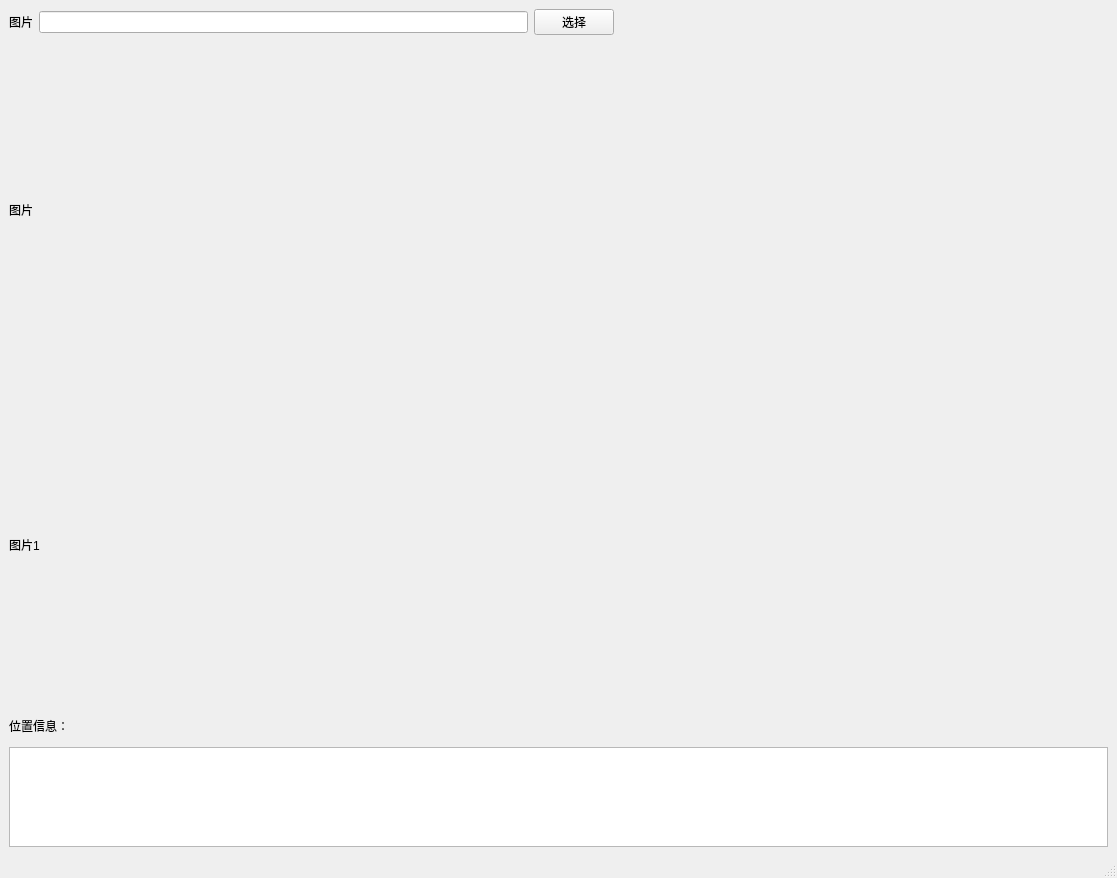
First picture: the form in shotlabel/ShotLabel/mainwindow.ui, repository leehuitao/AutoWidgetSizeTest, before the edit.
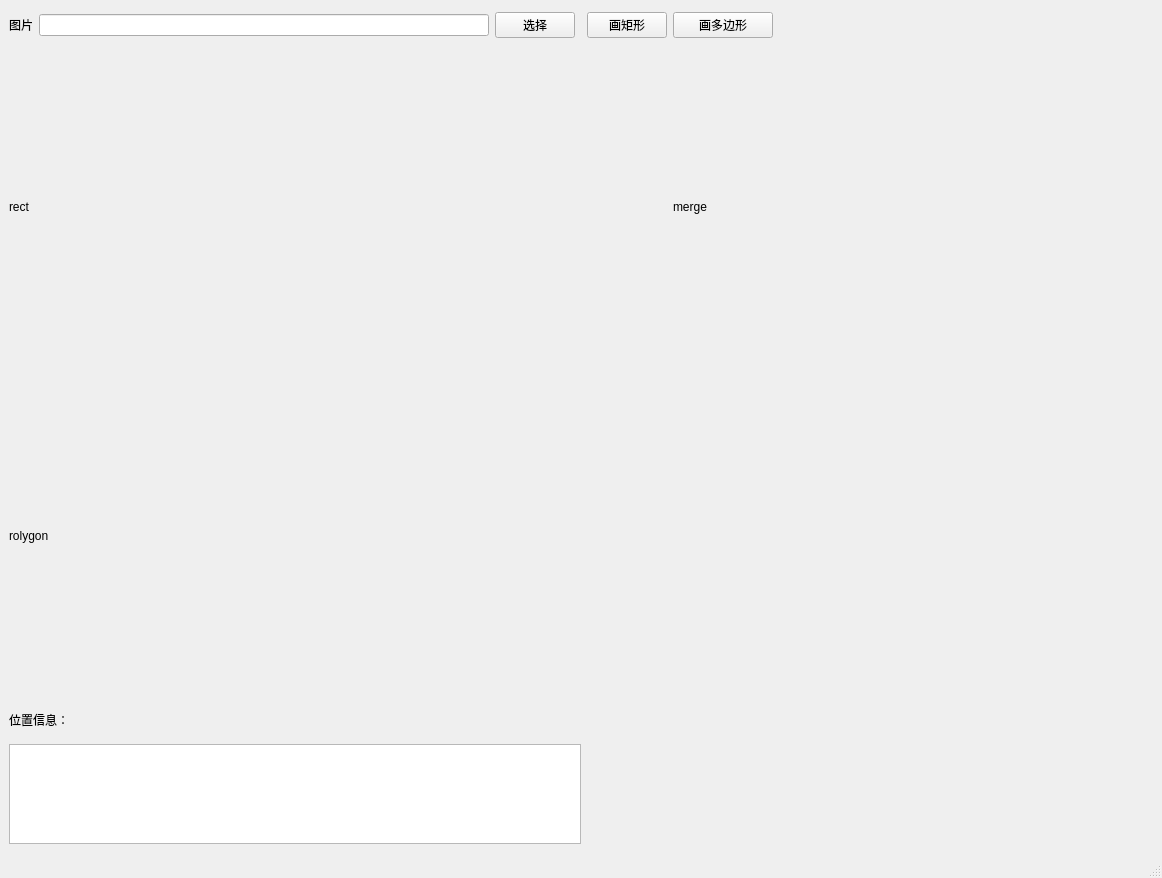
Second picture: the form after the edit. Custom widgets are drawn as their Qt base class.

Commit message: 增加合并画图的label

What changed in the file:
```diff
--- a/shotlabel/ShotLabel/mainwindow.ui
+++ b/shotlabel/ShotLabel/mainwindow.ui
@@ -14,27 +14,39 @@
    <string>MainWindow</string>
   </property>
   <widget class="QWidget" name="centralwidget">
-   <layout class="QGridLayout" name="gridLayout" columnstretch="0,0,0,0">
-    <item row="3" column="0" colspan="2">
-     <widget class="QLabel" name="label_3">
-      <property name="maximumSize">
-       <size>
-        <width>16777215</width>
-        <height>30</height>
-       </size>
-      </property>
-      <property name="text">
-       <string>位置信息：</string>
-      </property>
-     </widget>
-    </item>
+   <layout class="QGridLayout" name="gridLayout" columnstretch="0,0,0,0,0,0,0,0">
     <item row="0" column="1">
      <widget class="QLineEdit" name="img_path"/>
     </item>
-    <item row="0" column="0">
-     <widget class="QLabel" name="label">
+    <item row="1" column="6">
+     <widget class="ShotMergeLabel" name="img_merge_lab">
+      <property name="minimumSize">
+       <size>
+        <width>480</width>
+        <height>320</height>
+       </size>
+      </property>
+      <property name="maximumSize">
+       <size>
+        <width>480</width>
+        <height>320</height>
+       </size>
+      </property>
       <property name="text">
-       <string>图片</string>
+       <string>merge</string>
+      </property>
+     </widget>
+    </item>
+    <item row="0" column="6">
+     <widget class="QPushButton" name="polygon_btn">
+      <property name="maximumSize">
+       <size>
+        <width>100</width>
+        <height>16777215</height>
+       </size>
+      </property>
+      <property name="text">
+       <string>画多边形</string>
       </property>
      </widget>
     </item>
@@ -48,6 +60,25 @@
       </property>
      </widget>
     </item>
+    <item row="2" column="0" colspan="2">
+     <widget class="ShotPolygonLabel" name="img_lab_2">
+      <property name="minimumSize">
+       <size>
+        <width>480</width>
+        <height>320</height>
+       </size>
+      </property>
+      <property name="maximumSize">
+       <size>
+        <width>480</width>
+        <height>320</height>
+       </size>
+      </property>
+      <property name="text">
+       <string>rolygon</string>
+      </property>
+     </widget>
+    </item>
     <item row="1" column="0" colspan="4">
      <widget class="ShotLabel" name="img_lab">
       <property name="minimumSize">
@@ -63,7 +94,7 @@
        </size>
       </property>
       <property name="text">
-       <string>图片</string>
+       <string>rect</string>
       </property>
      </widget>
     </item>
@@ -80,6 +111,13 @@
       </property>
      </spacer>
     </item>
+    <item row="0" column="0">
+     <widget class="QLabel" name="label">
+      <property name="text">
+       <string>图片</string>
+      </property>
+     </widget>
+    </item>
     <item row="0" column="2">
      <widget class="QPushButton" name="select_img_btn">
       <property name="text">
@@ -87,25 +125,39 @@
       </property>
      </widget>
     </item>
-    <item row="2" column="0" colspan="2">
-     <widget class="ShotPolygonLabel" name="img_lab_2">
-      <property name="minimumSize">
-       <size>
-        <width>480</width>
-        <height>320</height>
-       </size>
-      </property>
+    <item row="3" column="0" colspan="2">
+     <widget class="QLabel" name="label_3">
       <property name="maximumSize">
        <size>
-        <width>480</width>
-        <height>320</height>
+        <width>16777215</width>
+        <height>30</height>
        </size>
       </property>
       <property name="text">
-       <string>图片1</string>
+       <string>位置信息：</string>
       </property>
      </widget>
     </item>
+    <item row="0" column="5">
+     <widget class="QPushButton" name="rect_btn">
+      <property name="text">
+       <string>画矩形</string>
+      </property>
+     </widget>
+    </item>
+    <item row="0" column="7">
+     <spacer name="horizontalSpacer_2">
+      <property name="orientation">
+       <enum>Qt::Horizontal</enum>
+      </property>
+      <property name="sizeHint" stdset="0">
+       <size>
+        <width>40</width>
+        <height>20</height>
+       </size>
+      </property>
+     </spacer>
+    </item>
    </layout>
   </widget>
   <widget class="QMenuBar" name="menubar">
@@ -131,6 +183,11 @@
    <extends>QLabel</extends>
    <header>shot_polygon_label.h</header>
   </customwidget>
+  <customwidget>
+   <class>ShotMergeLabel</class>
+   <extends>QLabel</extends>
+   <header>shot_merge_label.h</header>
+  </customwidget>
  </customwidgets>
  <resources/>
  <connections/>
```
The commit also changes 6 other files.
